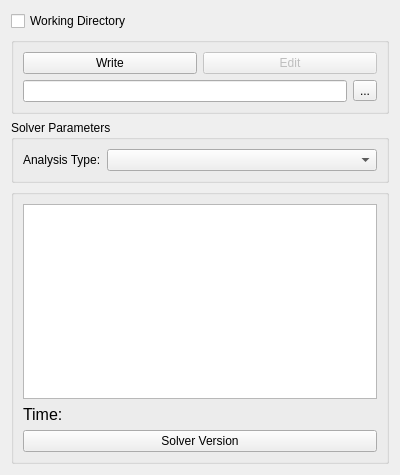
The window that src/Mod/Fem/Gui/Resources/ui/SolverCalculiX.ui (southseact-3d/fcd) describes before a commit, drawn with Qt 5.
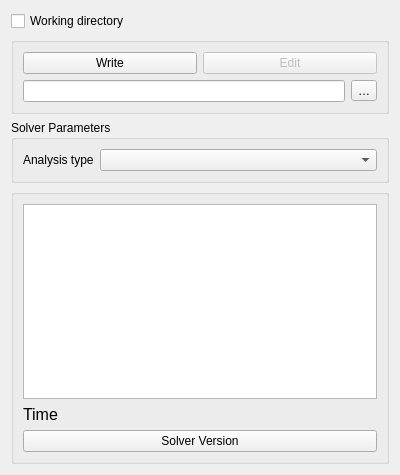
The same window after the commit.

```diff
--- a/src/Mod/Fem/Gui/Resources/ui/SolverCalculiX.ui
+++ b/src/Mod/Fem/Gui/Resources/ui/SolverCalculiX.ui
@@ -17,7 +17,7 @@
    <item>
     <widget class="QCheckBox" name="ckb_working_directory">
      <property name="text">
-      <string>Working Directory</string>
+      <string>Working directory</string>
      </property>
     </widget>
    </item>
@@ -63,7 +63,7 @@
         <item>
          <widget class="QToolButton" name="pb_working_directory">
           <property name="text">
-           <string>...</string>
+           <string>…</string>
           </property>
          </widget>
         </item>
@@ -83,7 +83,7 @@
         <item row="0" column="0">
          <widget class="QLabel" name="lbl_analysis_type">
           <property name="text">
-           <string>Analysis Type:</string>
+           <string>Analysis type</string>
           </property>
          </widget>
         </item>
@@ -123,7 +123,7 @@
          </font>
         </property>
         <property name="text">
-         <string>Time:</string>
+         <string>Time</string>
         </property>
        </widget>
       </item>
```
